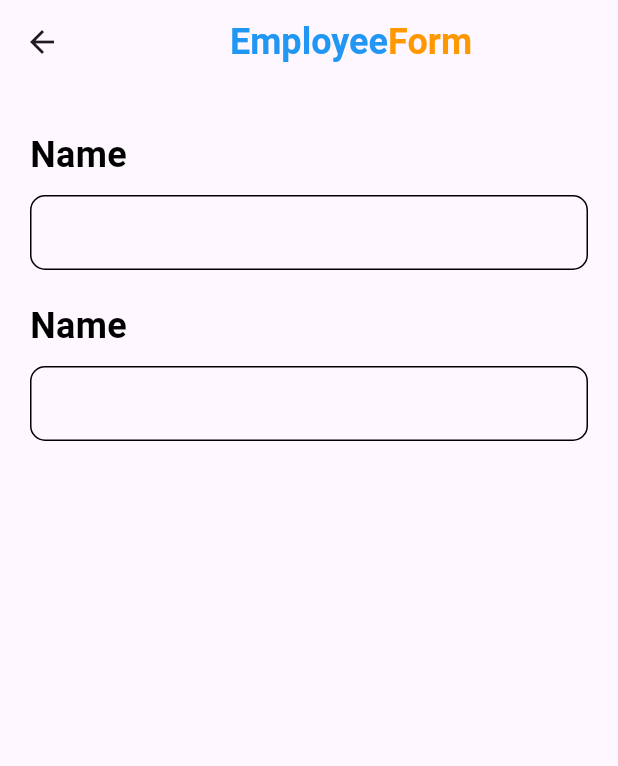
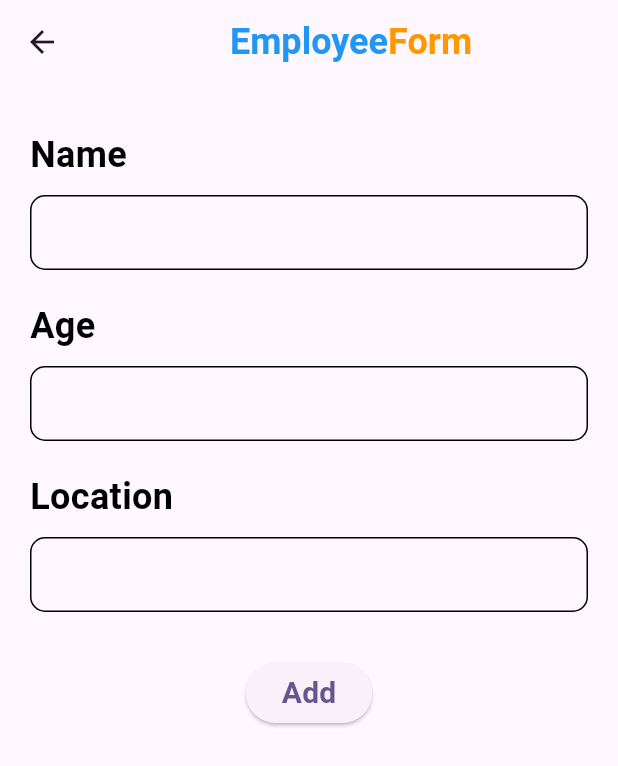
Before and after one commit to bytesculptors/flutter_app, a Flutter app: the Employee screen opened directly, on a phone screen of 412 x 824 dp. Shown: the top 766 px of the screen. Run offline on Flutter 3.47's test engine with Material 3 defaults, Android fonts, the phone set to English and light mode, and no system bars.

Commit message:
Add button

```diff
--- a/lib/pages/employee.dart
+++ b/lib/pages/employee.dart
@@ -56,7 +56,7 @@ class _EmployeeState extends State<Employee> {
               height: 20.0,
             ),
             Text(
-              "Name",
+              "Age",
               style: TextStyle(
                   color: Colors.black,
                   fontSize: 24.0,
@@ -73,6 +73,40 @@ class _EmployeeState extends State<Employee> {
               child: TextField(
                 decoration: InputDecoration(border: InputBorder.none),
               ),
+            ),
+            SizedBox(
+              height: 20.0,
+            ),
+            Text(
+              "Location",
+              style: TextStyle(
+                  color: Colors.black,
+                  fontSize: 24.0,
+                  fontWeight: FontWeight.bold),
+            ),
+            SizedBox(
+              height: 10.0,
+            ),
+            Container(
+              padding: EdgeInsets.only(left: 10.0),
+              decoration: BoxDecoration(
+                  border: Border.all(),
+                  borderRadius: BorderRadius.circular(10)),
+              child: TextField(
+                decoration: InputDecoration(border: InputBorder.none),
+              ),
+            ),
+            SizedBox(
+              height: 30.0,
+            ),
+            Center(
+              child: ElevatedButton(
+                  onPressed: () => {},
+                  child: Text(
+                    "Add",
+                    style:
+                        TextStyle(fontSize: 20.0, fontWeight: FontWeight.bold),
+                  )),
             )
           ],
         ),
--- a/pubspec.yaml
+++ b/pubspec.yaml
@@ -30,6 +30,8 @@ environment:
 dependencies:
   flutter:
     sdk: flutter
+  firebase_core: ^2.26.0
+  cloud_firestore: ^4.15.7
 
 
   # The following adds the Cupertino Icons font to your application.
```
Also changed, not shown: lib/main.dart (+80 -80 lines), pubspec.lock, 6 other files.
